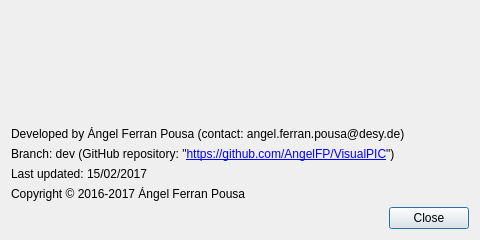
Old version of the form VisualPIC/Views/aboutWindow.ui in the repository AngelFP/VisualPIC.
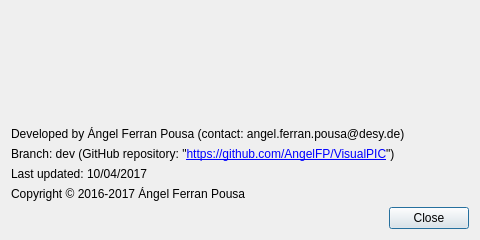
New version of the form. Icons and pictures are not drawn.

Patch:
```diff
--- a/VisualPIC/Views/aboutWindow.ui
+++ b/VisualPIC/Views/aboutWindow.ui
@@ -102,7 +102,7 @@
    <item>
     <widget class="QLabel" name="label_3">
      <property name="text">
-      <string>Last updated: 15/02/2017</string>
+      <string>Last updated: 10/04/2017</string>
      </property>
     </widget>
    </item>
```
